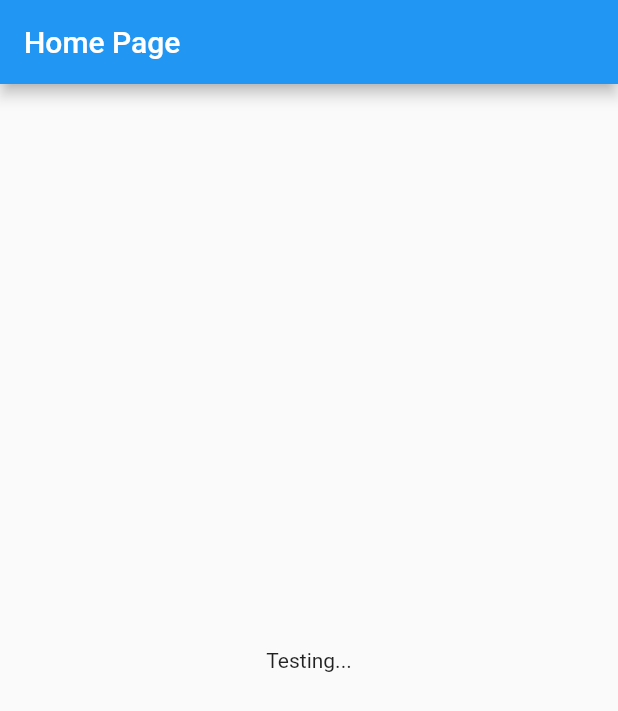
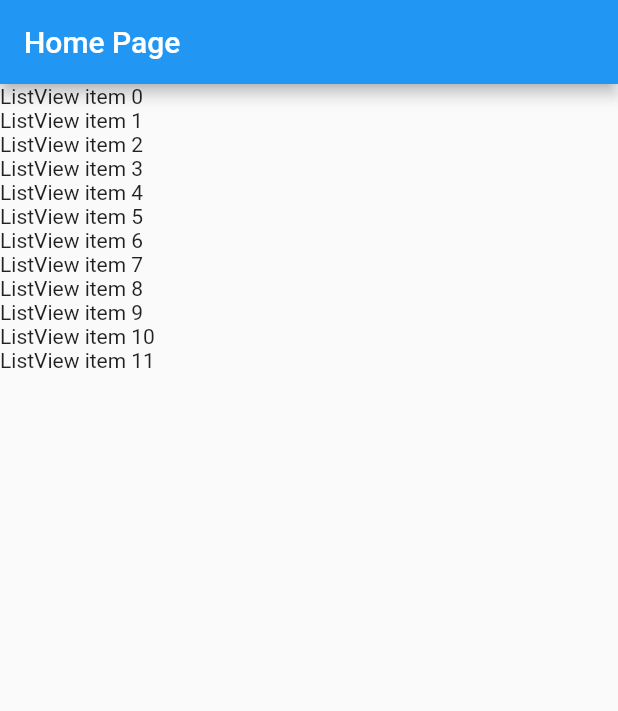
Before and after one commit to thetahmeed/FlutterRestAPI2, a Flutter app: the screen it shows after launch, on a phone screen of 412 x 824 dp. Shown: the top 711 px of the screen. Run offline on Flutter 3.47's test engine with Material 2 defaults, Android fonts, the phone set to English and light mode, and no system bars.

Commit message:
Added a list view builder
Where we will display the posts

```diff
--- a/lib/views/home.dart
+++ b/lib/views/home.dart
@@ -14,7 +14,12 @@ class _HomePageState extends State<HomePage> {
       appBar: AppBar(
         title: const Text("Home Page"),
       ),
-      body: const Center(child: Text("Testing...")),
+      body: ListView.builder(
+        itemCount: 12,
+        itemBuilder: (context, index) {
+          return Text('ListView item $index');
+        },
+      ),
     );
   }
 }
```
